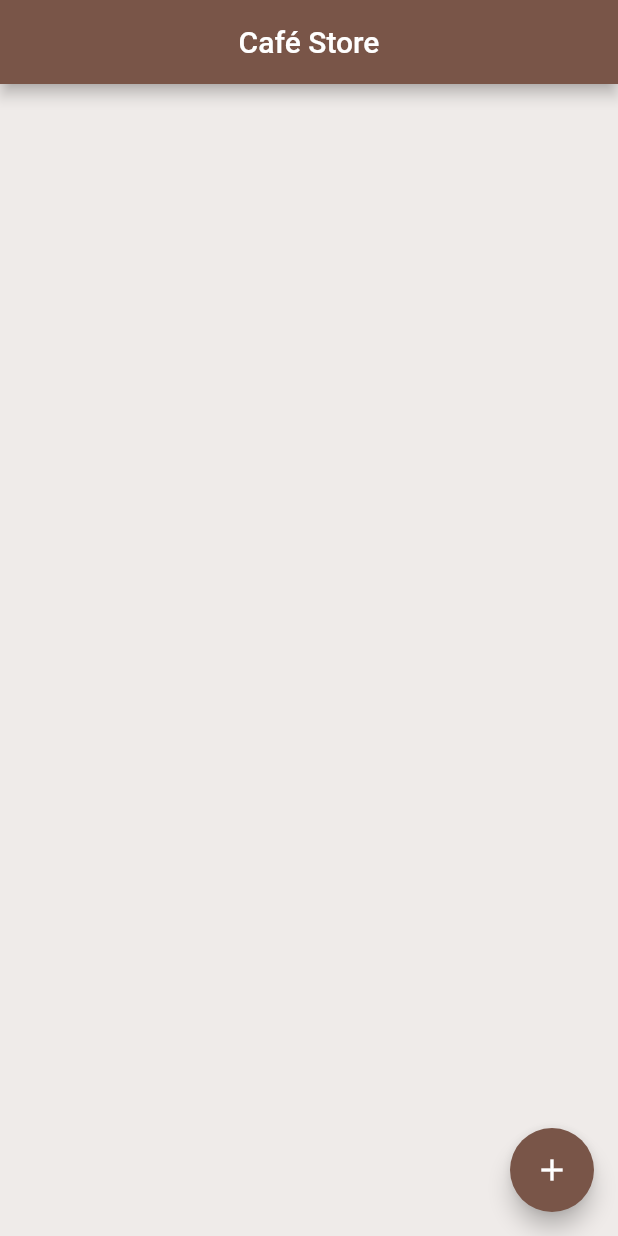
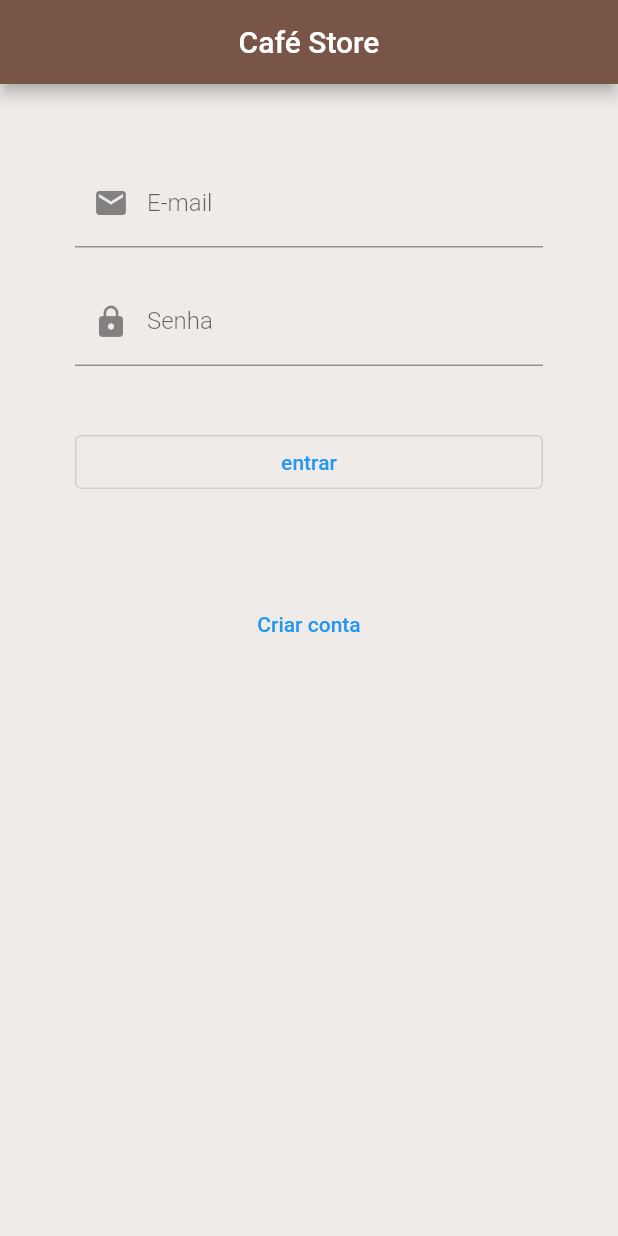
Before and after one commit to WesGtoX/New-Information-Communication-Technologies, a Flutter app: the screen it shows after launch, on a phone screen of 412 x 824 dp. Run offline on Flutter 3.47's test engine with Material 2 defaults, Android fonts, the phone set to English and light mode, and no system bars; our stand-ins replace cloud_firestore, firebase_auth, firebase_core; accounts and stored records are empty.

Commit message:
Update app07 coffe shop adding login and create account

```diff
--- /dev/null
+++ b/app07_coffee_shop/lib/model/login.dart
@@ -0,0 +1,116 @@
+import 'package:app07_coffee_shop/main.dart';
+import 'package:firebase_auth/firebase_auth.dart';
+import 'package:flutter/material.dart';
+
+class TelaLogin extends StatefulWidget {
+  @override
+  _TelaLoginState createState() => _TelaLoginState();
+}
+
+class _TelaLoginState extends State<TelaLogin> {
+
+  var txtEmail = TextEditingController();
+  var txtSenha = TextEditingController();
+  bool isLoading = false;
+
+  @override
+  Widget build(BuildContext context) {
+    return Scaffold(
+      appBar: AppBar(
+        title: Text('Café Store'),
+        centerTitle: true,
+        backgroundColor: Colors.brown
+      ),
+      backgroundColor: Colors.brown[50],
+      body: Container(
+        padding: EdgeInsets.all(50),
+        child: ListView(
+          children: [
+            TextField(
+              controller: txtEmail,
+              style: TextStyle(color: Colors.brown, fontWeight: FontWeight.w300),
+              decoration: InputDecoration(
+                prefixIcon: Icon(Icons.email),
+                labelText: 'E-mail'
+              ),
+            ),
+            SizedBox(height: 20),
+
+            TextField(
+              obscureText: true,
+              controller: txtSenha,
+              style: TextStyle(color: Colors.brown, fontWeight: FontWeight.w300),
+              decoration: InputDecoration(
+                prefixIcon: Icon(Icons.lock),
+                labelText: 'Senha'
+              ),
+            ),
+            SizedBox(height: 40),
+
+            Container(
+              width: 150,
+              child: OutlinedButton(
+                child: Text('entrar'),
+                onPressed: (){
+                  setState(() {
+                    isLoading = true;
+                  });
+                  login(txtEmail.text, txtSenha.text);
+                },
+              ),
+            ),
+            SizedBox(height: 60),
+
+            Container(
+              width: 150,
+              child: TextButton(
+                child: Text('Criar conta'),
+                onPressed: (){
+                  Navigator.pushNamed(context, '/criarconta');
+                },
+              ),
+            ),
+            SizedBox(height: 20),
+          ],
+        ),
+      ),
+    );
+  }
+
+  // LOGIN com Firebase Auth
+  void login(email, senha) {
+    FirebaseAuth.instance.signInWithEmailAndPassword(
+      email: email, password: senha,
+    ).then((result) {
+      isLoading = false;
+
+      // Navigator.pushReplacementNamed(
+      //   context, '/principal', arguments: result.user!.uid
+      // );
+
+      Navigator.pushReplacement(
+        context,
+        MaterialPageRoute(builder: (context) => TelaPrincipal(uid: result.user!.uid))
+      );
+    }).catchError((error) {
+      var errorCode = error.code;
+      var message = '';
+
+      if (errorCode == 'user-not-found') {
+        message = 'Usuário não encontrado';
+      } else if (errorCode == 'wrong-password') {
+        message = 'Senha inválida';
+      } else if (errorCode == 'invalid-email') {
+        message = 'E-mail inválido';
+      } else {
+        message = error.message;
+      }
+      ScaffoldMessenger.of(context).showSnackBar(
+        SnackBar(
+          content: Text('ERRO: $message'),
+          duration: Duration(seconds: 2),
+        )
+      );
+    });
+  }
+}
```
Also changed, not shown: app07_coffee_shop/lib/main.dart (+31 -3 lines), app07_coffee_shop/lib/model/criarconta.dart (added, +138 -0 lines), 2 other files.
